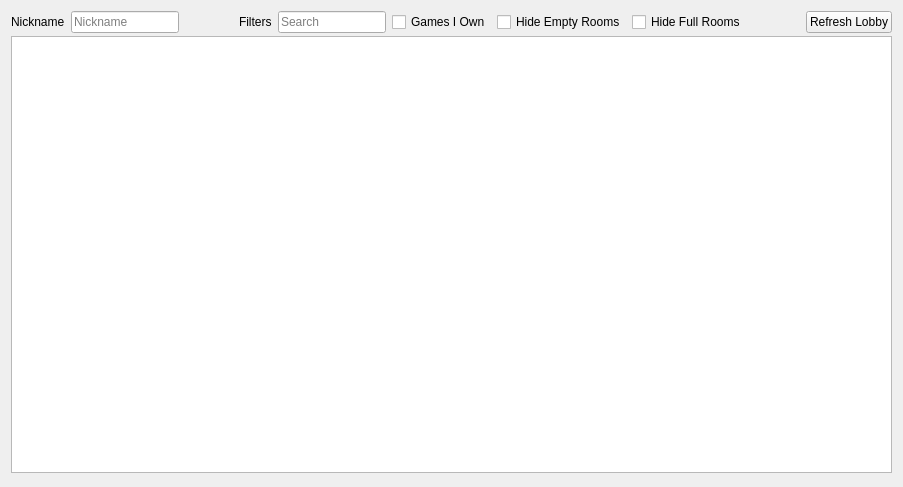
This is src/yuzu/multiplayer/lobby.ui in VinniGamgee/Moonwitch as Qt 5 draws it before an edit. The edited form follows.
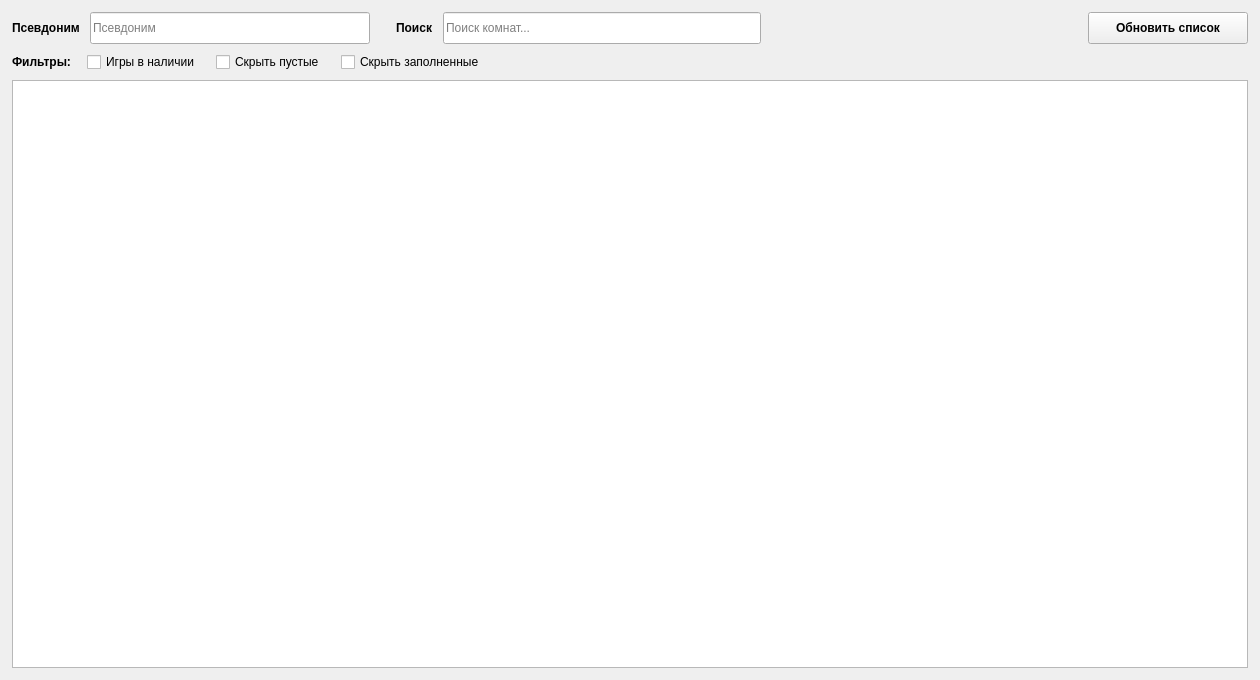
This is the edited form.

Commit message: STORM EDEN v3.2.2: Full NSZ/Tinfoil support, Addons Manager, Cyberpunk/Gothic themes, Update Checker & Bugfixes

```diff
--- a/src/yuzu/multiplayer/lobby.ui
+++ b/src/yuzu/multiplayer/lobby.ui
@@ -6,37 +6,73 @@
    <rect>
     <x>0</x>
     <y>0</y>
-    <width>903</width>
-    <height>487</height>
+    <width>1260</width>
+    <height>680</height>
    </rect>
   </property>
+  <property name="minimumSize">
+   <size>
+    <width>1100</width>
+    <height>550</height>
+   </size>
+  </property>
   <property name="windowTitle">
    <string>Public Room Browser</string>
   </property>
   <layout class="QVBoxLayout" name="verticalLayout">
-   <item>
-    <layout class="QVBoxLayout" name="verticalLayout_2">
      <property name="spacing">
-      <number>3</number>
-     </property>
+    <number>8</number>
+   </property>
+   <property name="leftMargin">
+    <number>12</number>
+   </property>
+   <property name="topMargin">
+    <number>12</number>
+   </property>
+   <property name="rightMargin">
+    <number>12</number>
+   </property>
+   <property name="bottomMargin">
+    <number>12</number>
+   </property>
      <item>
-      <layout class="QHBoxLayout" name="horizontalLayout_3">
+    <layout class="QVBoxLayout" name="verticalLayout_Controls">
        <property name="spacing">
-        <number>6</number>
+      <number>8</number>
        </property>
        <item>
-        <layout class="QHBoxLayout" name="horizontalLayout_5">
+      <layout class="QHBoxLayout" name="horizontalLayout_Row1">
+       <property name="spacing">
+        <number>10</number>
+       </property>
          <item>
           <widget class="QLabel" name="label">
            <property name="text">
-            <string>Nickname</string>
+          <string>Псевдоним</string>
+         </property>
+         <property name="font">
+          <font>
+           <bold>true</bold>
+          </font>
            </property>
           </widget>
          </item>
          <item>
           <widget class="QLineEdit" name="nickname">
+         <property name="minimumSize">
+          <size>
+           <width>220</width>
+           <height>32</height>
+          </size>
+         </property>
+         <property name="maximumSize">
+          <size>
+           <width>280</width>
+           <height>32</height>
+          </size>
+         </property>
            <property name="placeholderText">
-            <string>Nickname</string>
+          <string>Псевдоним</string>
            </property>
           </widget>
          </item>
@@ -45,9 +81,12 @@
            <property name="orientation">
             <enum>Qt::Horizontal</enum>
            </property>
+         <property name="sizeType">
+          <enum>QSizePolicy::Fixed</enum>
+         </property>
            <property name="sizeHint" stdset="0">
             <size>
-             <width>40</width>
+           <width>16</width>
              <height>20</height>
             </size>
            </property>
@@ -56,14 +95,25 @@
          <item>
           <widget class="QLabel" name="label_2">
            <property name="text">
-            <string>Filters</string>
+          <string>Поиск</string>
+         </property>
+         <property name="font">
+          <font>
+           <bold>true</bold>
+          </font>
            </property>
           </widget>
          </item>
          <item>
           <widget class="QLineEdit" name="search">
+         <property name="minimumSize">
+          <size>
+           <width>280</width>
+           <height>32</height>
+          </size>
+         </property>
            <property name="placeholderText">
-            <string>Search</string>
+          <string>Поиск комнат...</string>
            </property>
            <property name="clearButtonEnabled">
             <bool>true</bool>
@@ -71,28 +121,78 @@
           </widget>
          </item>
          <item>
+        <spacer name="horizontalSpacer_Right">
+         <property name="orientation">
+          <enum>Qt::Horizontal</enum>
+         </property>
+         <property name="sizeHint" stdset="0">
+          <size>
+           <width>40</width>
+           <height>20</height>
+          </size>
+         </property>
+        </spacer>
+       </item>
+       <item>
+        <widget class="QPushButton" name="refresh_list">
+         <property name="minimumSize">
+          <size>
+           <width>160</width>
+           <height>32</height>
+          </size>
+         </property>
+         <property name="text">
+          <string>Обновить список</string>
+         </property>
+         <property name="font">
+          <font>
+           <bold>true</bold>
+          </font>
+         </property>
+        </widget>
+       </item>
+      </layout>
+     </item>
+     <item>
+      <layout class="QHBoxLayout" name="horizontalLayout_Row2">
+       <property name="spacing">
+        <number>16</number>
+       </property>
+       <item>
+        <widget class="QLabel" name="label_filters">
+         <property name="text">
+          <string>Фильтры:</string>
+         </property>
+         <property name="font">
+          <font>
+           <bold>true</bold>
+          </font>
+         </property>
+        </widget>
+       </item>
+       <item>
           <widget class="QCheckBox" name="games_owned">
            <property name="text">
-            <string>Games I Own</string>
+          <string>Игры в наличии</string>
            </property>
           </widget>
          </item>
          <item>
           <widget class="QCheckBox" name="hide_empty">
            <property name="text">
-            <string>Hide Empty Rooms</string>
+          <string>Скрыть пустые</string>
            </property>
           </widget>
          </item>
          <item>
           <widget class="QCheckBox" name="hide_full">
            <property name="text">
-            <string>Hide Full Rooms</string>
+          <string>Скрыть заполненные</string>
            </property>
           </widget>
          </item>
          <item>
-          <spacer name="horizontalSpacer">
+        <spacer name="horizontalSpacer_Filters">
            <property name="orientation">
             <enum>Qt::Horizontal</enum>
            </property>
@@ -104,24 +204,19 @@
            </property>
           </spacer>
          </item>
+      </layout>
+     </item>
+    </layout>
+   </item>
          <item>
-          <widget class="QPushButton" name="refresh_list">
-           <property name="text">
-            <string>Refresh Lobby</string>
-           </property>
-          </widget>
-         </item>
-        </layout>
-       </item>
-      </layout>
-     </item>
-     <item>
-      <widget class="QTreeView" name="room_list"/>
-     </item>
-     <item>
-      <widget class="QWidget" name="widget" native="true"/>
-     </item>
-    </layout>
+    <widget class="QTreeView" name="room_list">
+     <property name="minimumSize">
+      <size>
+       <width>0</width>
+       <height>460</height>
+      </size>
+     </property>
+    </widget>
    </item>
   </layout>
  </widget>
```
Left out of the diff: 4 changed lines with no effect on the pictures. Lines whose indentation alone changed are shown as unchanged. The commit also changes 668 other files.
